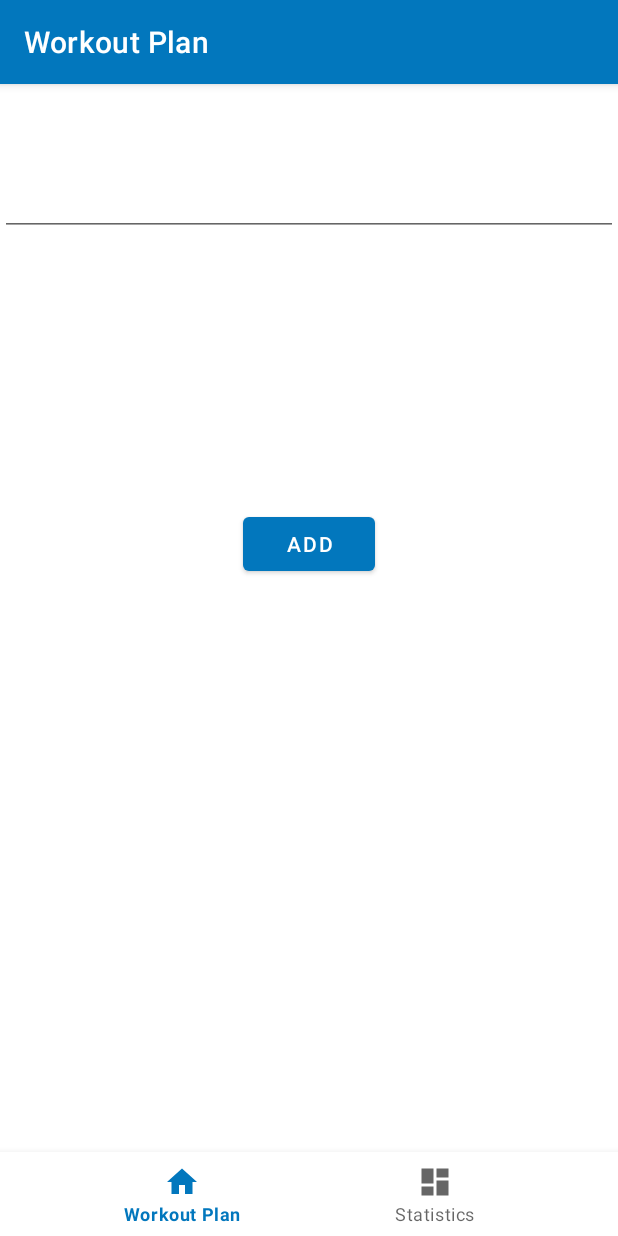
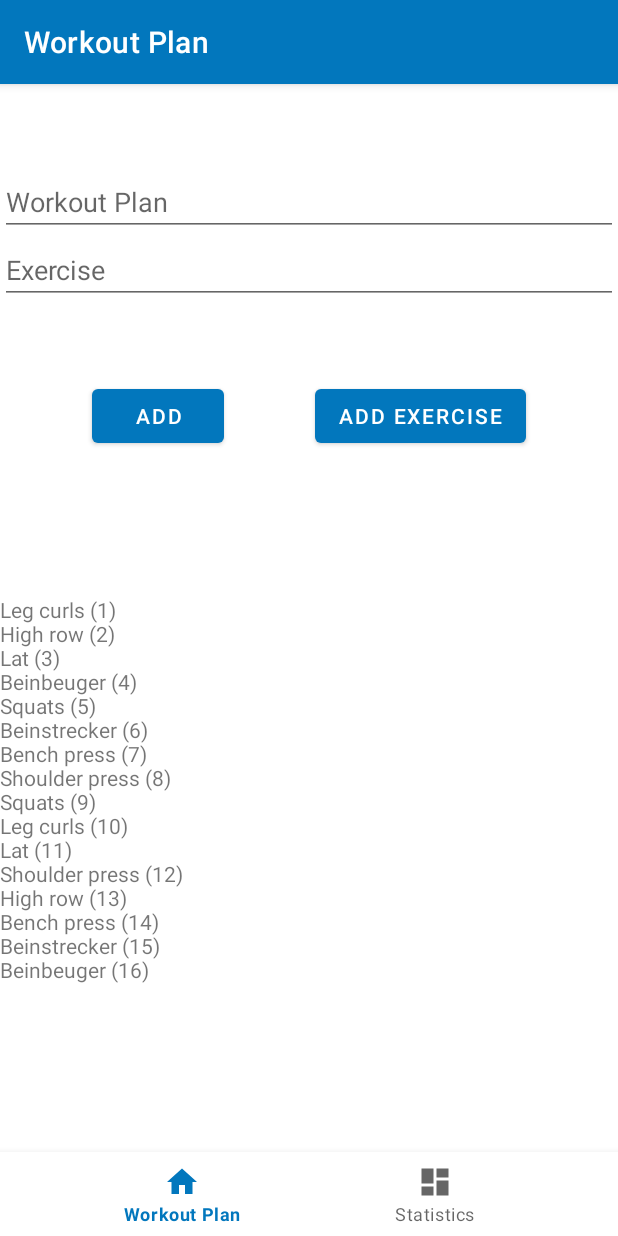
Before and after one commit to Cenotaph93/WorkoutPlanner, an Android app: the screen it shows after launch (MainActivity), after a tap on "ADD", on a phone screen of 412 x 824 dp. Run offline under Robolectric (Android 15) with nearby library versions, the phone set to English and light mode, and no system bars; our stand-ins replace Room's generated code, navigation-ui.

Commit message:
More test code

```diff
--- a/app/src/main/java/de/adue/workoutplanner/ui/workoutplan/WorkoutPlanViewModel.kt
+++ b/app/src/main/java/de/adue/workoutplanner/ui/workoutplan/WorkoutPlanViewModel.kt
@@ -1,8 +1,8 @@
 package de.adue.workoutplanner.ui.workoutplan
 
 import android.app.Application
-import android.content.Context
 import androidx.lifecycle.*
+import de.adue.workoutplanner.data.Exercise
 import de.adue.workoutplanner.data.WorkoutPlan
 import de.adue.workoutplanner.data.WorkoutPlanDatabase
 import kotlinx.coroutines.Dispatchers
@@ -10,13 +10,38 @@ import kotlinx.coroutines.launch
 
 class WorkoutPlanViewModel(application: Application) : AndroidViewModel(application) {
 
-    val workoutPlans: LiveData<List<WorkoutPlan>> = WorkoutPlanDatabase.getInstance(application).workoutDao().getAll()
+    val workoutPlans: LiveData<List<WorkoutPlan>> = WorkoutPlanDatabase.getInstance(application).workoutDao().getWorkoutPlans()
+    val exercises: LiveData<List<Exercise>> = WorkoutPlanDatabase.getInstance(application).workoutDao().getExercises()
 
-    fun insertPlan(context: Context, name: String) {
+    fun insertPlan(name: String) {
         viewModelScope.launch(Dispatchers.IO) {
-            WorkoutPlanDatabase.getInstance(context)
+            WorkoutPlanDatabase.getInstance(getApplication())
                 .workoutDao()
-                .insert(WorkoutPlan(name = name))
+                .insertWorkoutPlan(WorkoutPlan(name = name))
+        }
+    }
+
+    fun insertExercise(name: String, isBodyweight: Boolean = false) {
+        viewModelScope.launch(Dispatchers.IO) {
+            WorkoutPlanDatabase.getInstance(getApplication())
+                .workoutDao()
+                .insertExercise(Exercise(name = name, isBodyweight = isBodyweight))
+        }
+    }
+
+    fun insertExercise(exercise: Exercise) {
+        viewModelScope.launch(Dispatchers.IO) {
+            WorkoutPlanDatabase.getInstance(getApplication())
+                .workoutDao()
+                .insertExercise(exercise)
+        }
+    }
+
+    fun addSplitsWithExercises(name: String, exercises: List<Exercise>) {
+        viewModelScope.launch(Dispatchers.IO) {
+            WorkoutPlanDatabase.getInstance(getApplication())
+                .workoutDao()
+                .insertSplitWithExercises(0, name, exercises)
         }
     }
 }
--- a/app/src/main/java/de/adue/workoutplanner/ui/workoutplan/ui/WorkoutPlanFragment.kt
+++ b/app/src/main/java/de/adue/workoutplanner/ui/workoutplan/ui/WorkoutPlanFragment.kt
@@ -6,6 +6,7 @@ import android.view.View
 import android.view.ViewGroup
 import androidx.fragment.app.Fragment
 import androidx.lifecycle.ViewModelProvider
+import de.adue.workoutplanner.data.Exercise
 import de.adue.workoutplanner.databinding.FragmentWorkoutPlanBinding
 import de.adue.workoutplanner.ui.workoutplan.WorkoutPlanViewModel
 
@@ -32,16 +33,28 @@ class WorkoutPlanFragment : Fragment() {
         }
         */
 
-        _binding?.buttonEnter?.setOnClickListener {
+        _binding?.buttonAddPlan?.setOnClickListener {
             _binding?.inputTestTable?.text?.toString()?.let {
-                workoutPlanViewModel.insertPlan(requireContext(), it)
+                workoutPlanViewModel.insertPlan(it)
             }
         }
+        listOf (
+            Exercise(name = "Squats", isBodyweight = false),
+            Exercise(name = "Leg curls", isBodyweight = false),
+            Exercise(name = "Beinbeuger", isBodyweight = false),
+            Exercise(name = "Beinstrecker", isBodyweight = false),
+            Exercise(name = "Bench press", isBodyweight = false),
+            Exercise(name = "High row", isBodyweight = false),
+            Exercise(name = "Lat", isBodyweight = false),
+            Exercise(name = "Shoulder press", isBodyweight = false)
+        ).forEach {
+            workoutPlanViewModel.insertExercise(it)
+        }
 
-        workoutPlanViewModel.workoutPlans.observe(viewLifecycleOwner) {
+        workoutPlanViewModel.exercises.observe(viewLifecycleOwner) {
             var columns = ""
             it.forEach { plan ->
-                columns += plan.name + "\n"
+                columns += plan.name + " (${plan.exerciseId})\n"
             }
             _binding?.textTestTable?.text = columns
         }
--- a/app/src/main/res/layout/fragment_workout_plan.xml
+++ b/app/src/main/res/layout/fragment_workout_plan.xml
@@ -10,19 +10,40 @@
         android:id="@+id/input_test_table"
         android:layout_width="0dp"
         android:layout_height="wrap_content"
+        android:hint="Workout Plan"
         app:layout_constraintEnd_toEndOf="parent"
         app:layout_constraintStart_toStartOf="parent"
         app:layout_constraintTop_toTopOf="parent" />
 
+    <EditText
+        android:id="@+id/input_test_exercise"
+        android:layout_width="0dp"
+        android:layout_height="wrap_content"
+        android:hint="Exercise"
+        app:layout_constraintEnd_toEndOf="parent"
+        app:layout_constraintStart_toStartOf="parent"
+        app:layout_constraintTop_toBottomOf="@id/input_test_table" />
+
     <Button
-        android:id="@+id/button_enter"
+        android:id="@+id/button_add_plan"
         android:layout_width="wrap_content"
         android:layout_height="wrap_content"
         app:layout_constraintTop_toBottomOf="@id/input_test_table"
         app:layout_constraintStart_toStartOf="parent"
+        app:layout_constraintEnd_toStartOf="@id/button_add_exercise"
+        app:layout_constraintBottom_toTopOf="@id/text_test_table"
+        android:text="Add"
+        />
+
+    <Button
+        android:id="@+id/button_add_exercise"
+        android:layout_width="wrap_content"
+        android:layout_height="wrap_content"
+        app:layout_constraintTop_toBottomOf="@id/input_test_table"
+        app:layout_constraintStart_toEndOf="@id/button_add_plan"
         app:layout_constraintEnd_toEndOf="parent"
         app:layout_constraintBottom_toTopOf="@id/text_test_table"
-        android:text="Add"
+        android:text="Add Exercise"
         />
 
     <TextView
@@ -32,7 +53,7 @@
         app:layout_constraintBottom_toBottomOf="parent"
         app:layout_constraintEnd_toEndOf="parent"
         app:layout_constraintStart_toStartOf="parent"
-        app:layout_constraintTop_toBottomOf="@id/button_enter" />
+        app:layout_constraintTop_toBottomOf="@id/button_add_plan" />
 
     <!--
     <androidx.recyclerview.widget.RecyclerView
```
